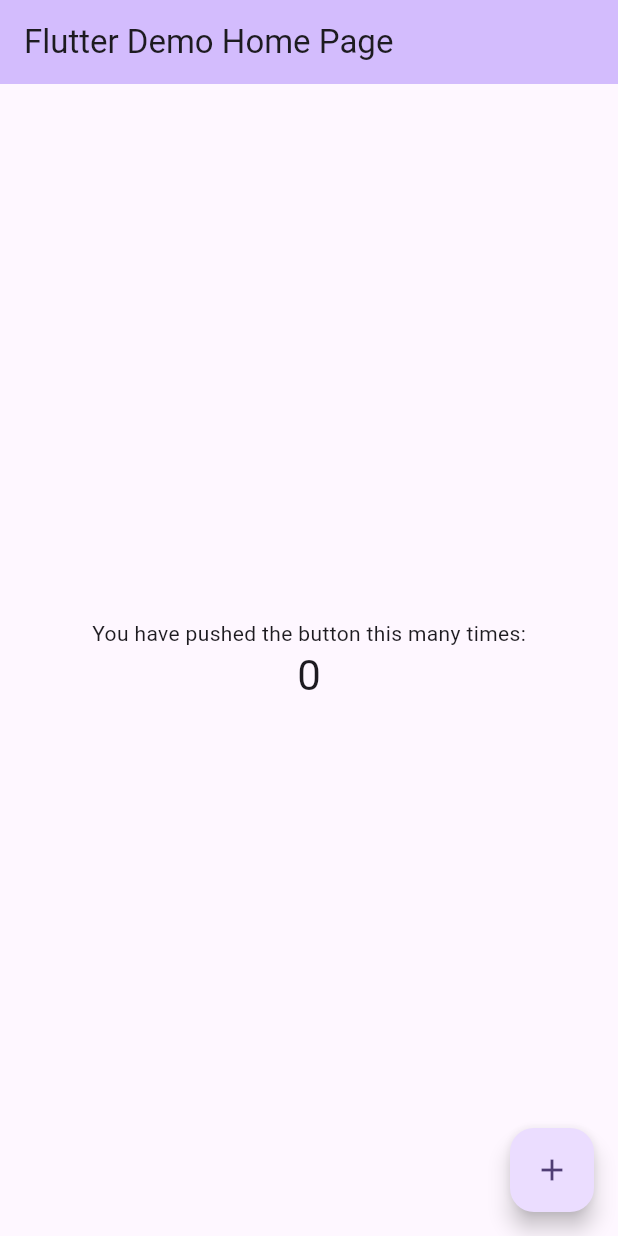
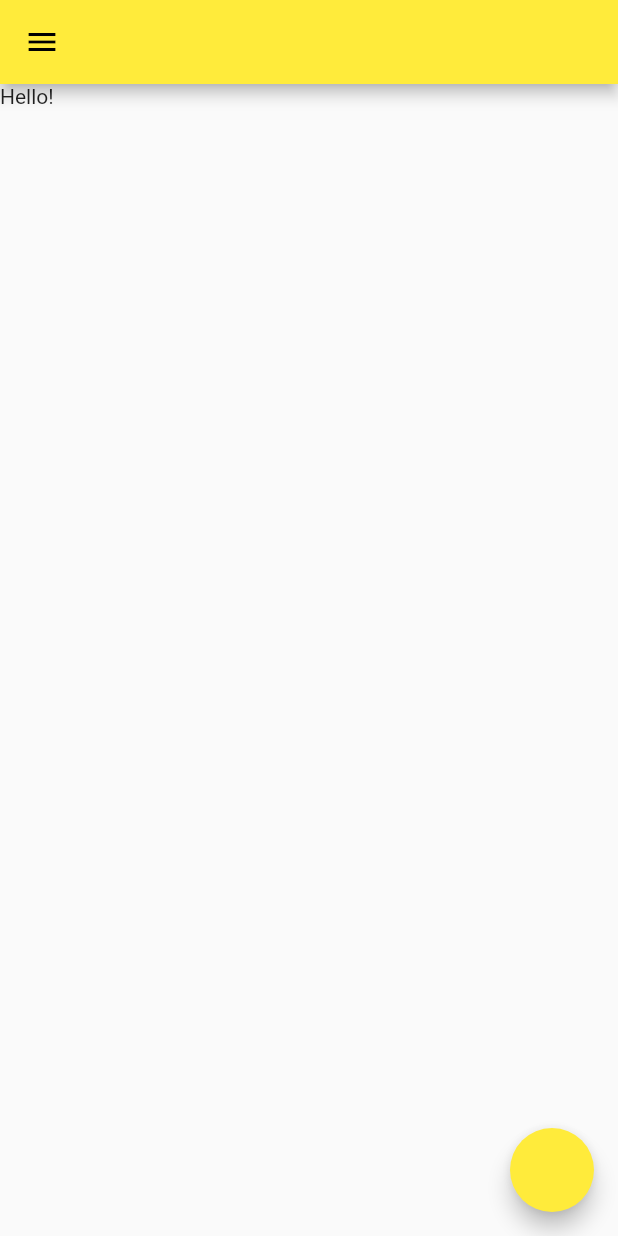
Before and after one commit to Lolett69/flutter_chat_app, a Flutter app: the screen it shows after launch, on a phone screen of 412 x 824 dp. Run offline on Flutter 3.47's test engine with Material 2 defaults, Android fonts, the phone set to English and light mode, and no system bars.

Commit message:
Flutter building blocks to know about

```diff
--- /dev/null
+++ b/lib/login_page.dart
@@ -0,0 +1,20 @@
+import 'package:flutter/material.dart';
+
+
+class LoginPage extends StatelessWidget {
+  const LoginPage({Key? key}) : super(key: key);
+
+  @override
+  Widget build(BuildContext context) {
+    return Scaffold(
+        appBar: AppBar(),
+        drawer: Drawer(),
+        floatingActionButton: FloatingActionButton(
+          onPressed: () {
+            print('Button clicked');
+          },
+        ),
+        body: Text('Hello!'),
+      );
+  }
+}
--- a/lib/main.dart
+++ b/lib/main.dart
@@ -1,125 +1,18 @@
+import 'package:chat_app/login_page.dart';
 import 'package:flutter/material.dart';
 
 void main() {
-  runApp(const MyApp());
+  runApp(ChatApp());
 }
 
-class MyApp extends StatelessWidget {
-  const MyApp({super.key});
-
-  // This widget is the root of your application.
+class ChatApp extends StatelessWidget {
   @override
   Widget build(BuildContext context) {
+    // TODO: implement build
     return MaterialApp(
-      title: 'Flutter Demo',
-      theme: ThemeData(
-        // This is the theme of your application.
-        //
-        // TRY THIS: Try running your application with "flutter run". You'll see
-        // the application has a blue toolbar. Then, without quitting the app,
-        // try changing the seedColor in the colorScheme below to Colors.green
-        // and then invoke "hot reload" (save your changes or press the "hot
-        // reload" button in a Flutter-supported IDE, or press "r" if you used
-        // the command line to start the app).
-        //
-        // Notice that the counter didn't reset back to zero; the application
-        // state is not lost during the reload. To reset the state, use hot
-        // restart instead.
-        //
-        // This works for code too, not just values: Most code changes can be
-        // tested with just a hot reload.
-        colorScheme: ColorScheme.fromSeed(seedColor: Colors.deepPurple),
-        useMaterial3: true,
-      ),
-      home: const MyHomePage(title: 'Flutter Demo Home Page'),
+      title: "Chat App!",
+      theme: ThemeData(primarySwatch: Colors.yellow),
+      home: LoginPage(),
     );
   }
 }
-
-class MyHomePage extends StatefulWidget {
-  const MyHomePage({super.key, required this.title});
-
-  // This widget is the home page of your application. It is stateful, meaning
-  // that it has a State object (defined below) that contains fields that affect
-  // how it looks.
-
-  // This class is the configuration for the state. It holds the values (in this
-  // case the title) provided by the parent (in this case the App widget) and
-  // used by the build method of the State. Fields in a Widget subclass are
-  // always marked "final".
-
-  final String title;
-
-  @override
-  State<MyHomePage> createState() => _MyHomePageState();
-}
-
-class _MyHomePageState extends State<MyHomePage> {
-  int _counter = 0;
-
-  void _incrementCounter() {
-    setState(() {
-      // This call to setState tells the Flutter framework that something has
-      // changed in this State, which causes it to rerun the build method below
-      // so that the display can reflect the updated values. If we changed
-      // _counter without calling setState(), then the build method would not be
-      // called again, and so nothing would appear to happen.
-      _counter++;
-    });
-  }
-
-  @override
-  Widget build(BuildContext context) {
-    // This method is rerun every time setState is called, for instance as done
-    // by the _incrementCounter method above.
-    //
-    // The Flutter framework has been optimized to make rerunning build methods
-    // fast, so that you can just rebuild anything that needs updating rather
-    // than having to individually change instances of widgets.
-    return Scaffold(
-      appBar: AppBar(
-        // TRY THIS: Try changing the color here to a specific color (to
-        // Colors.amber, perhaps?) and trigger a hot reload to see the AppBar
-        // change color while the other colors stay the same.
-        backgroundColor: Theme.of(context).colorScheme.inversePrimary,
-        // Here we take the value from the MyHomePage object that was created by
-        // the App.build method, and use it to set our appbar title.
-        title: Text(widget.title),
-      ),
-      body: Center(
-        // Center is a layout widget. It takes a single child and positions it
-        // in the middle of the parent.
-        child: Column(
-          // Column is also a layout widget. It takes a list of children and
-          // arranges them vertically. By default, it sizes itself to fit its
-          // children horizontally, and tries to be as tall as its parent.
-          //
-          // Column has various properties to control how it sizes itself and
-          // how it positions its children. Here we use mainAxisAlignment to
-          // center the children vertically; the main axis here is the vertical
-          // axis because Columns are vertical (the cross axis would be
-          // horizontal).
-          //
-          // TRY THIS: Invoke "debug painting" (choose the "Toggle Debug Paint"
-          // action in the IDE, or press "p" in the console), to see the
-          // wireframe for each widget.
-          mainAxisAlignment: MainAxisAlignment.center,
-          children: <Widget>[
-            const Text(
-              'You have pushed the button this many times:',
-            ),
-            Text(
-              '$_counter',
-              style: Theme.of(context).textTheme.headlineMedium,
-            ),
-          ],
-        ),
-      ),
-      floatingActionButton: FloatingActionButton(
-        onPressed: _incrementCounter,
-        tooltip: 'Increment',
-        child: const Icon(Icons.add),
-      ), // This trailing comma makes auto-formatting nicer for build methods.
-    );
-  }
-}
```
